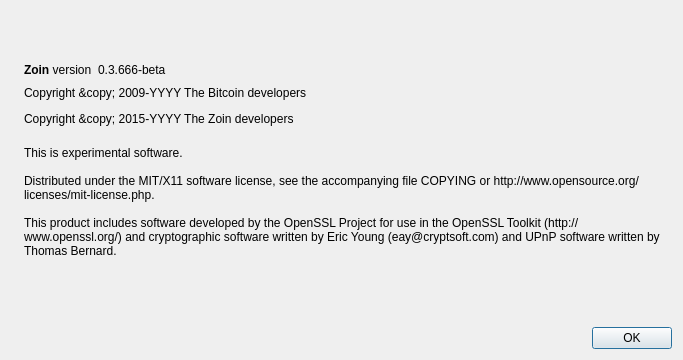
The window that src/qt/forms/aboutdialog.ui (noirofficial/noir) describes before a commit, drawn with Qt 5.
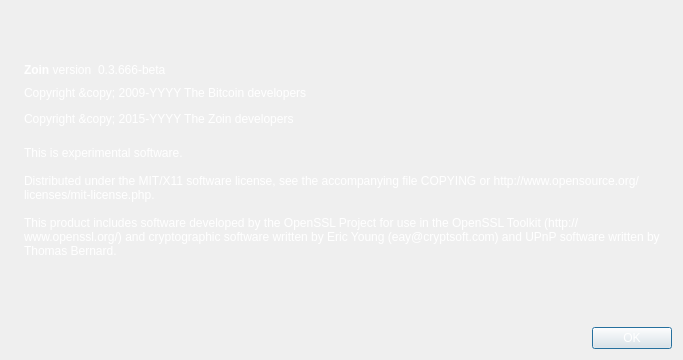
The same window after the commit. Icons and pictures are not drawn.

The edit to the form file:
```diff
--- a/src/qt/forms/aboutdialog.ui
+++ b/src/qt/forms/aboutdialog.ui
@@ -13,6 +13,9 @@
   <property name="windowTitle">
    <string>About Zoin</string>
   </property>
+  <property name="styleSheet">
+   <string notr="true">background-image: url(:/images/comm_image);</string>
+  </property>
   <layout class="QHBoxLayout" name="horizontalLayout_2">
    <item>
     <widget class="QLabel" name="label_4">
@@ -49,6 +52,9 @@
          <property name="cursor">
           <cursorShape>IBeamCursor</cursorShape>
          </property>
+         <property name="styleSheet">
+          <string notr="true">color:white;</string>
+         </property>
          <property name="text">
           <string>&lt;b&gt;Zoin&lt;/b&gt; version</string>
          </property>
@@ -62,6 +68,9 @@
          <property name="cursor">
           <cursorShape>IBeamCursor</cursorShape>
          </property>
+         <property name="styleSheet">
+          <string notr="true">color:white;</string>
+         </property>
          <property name="text">
           <string notr="true">0.3.666-beta</string>
          </property>
@@ -90,6 +99,9 @@
        <property name="cursor">
         <cursorShape>IBeamCursor</cursorShape>
        </property>
+       <property name="styleSheet">
+        <string notr="true">color:white;</string>
+       </property>
        <property name="text">
         <string notr="true">&lt;html&gt;&lt;head/&gt;&lt;body&gt;&lt;p&gt;Copyright &amp;amp;copy; 2009-YYYY The Bitcoin developers&lt;/p&gt;&lt;p&gt;Copyright &amp;amp;copy; 2015-YYYY The Zoin developers&lt;/p&gt;&lt;/body&gt;&lt;/html&gt;</string>
        </property>
@@ -106,6 +118,9 @@
        <property name="cursor">
         <cursorShape>IBeamCursor</cursorShape>
        </property>
+       <property name="styleSheet">
+        <string notr="true">color:white;</string>
+       </property>
        <property name="text">
         <string>
 This is experimental software.
@@ -138,6 +153,9 @@
      </item>
      <item>
       <widget class="QDialogButtonBox" name="buttonBox">
+       <property name="styleSheet">
+        <string notr="true">color:white;</string>
+       </property>
        <property name="orientation">
         <enum>Qt::Horizontal</enum>
        </property>
```
